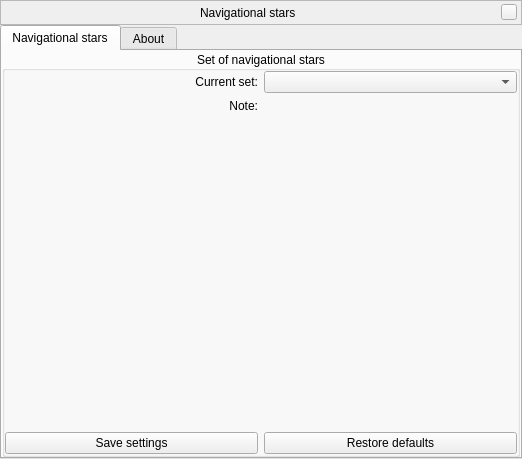
Old version of the form plugins/NavStars/src/gui/navStarsWindow.ui in the repository 519984307/stellarium_src.
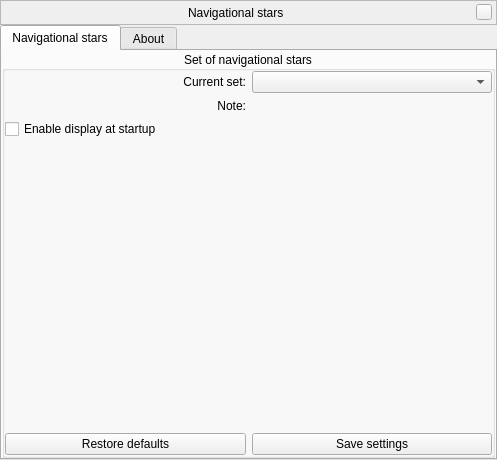
New version of the form. Custom widgets are drawn as their Qt base class.

Commit message: Added new option to the Navigational Stars plugin

Diff of the .ui file:
```diff
--- a/plugins/NavStars/src/gui/navStarsWindow.ui
+++ b/plugins/NavStars/src/gui/navStarsWindow.ui
@@ -6,8 +6,8 @@
    <rect>
     <x>0</x>
     <y>0</y>
-    <width>522</width>
-    <height>459</height>
+    <width>497</width>
+    <height>460</height>
    </rect>
   </property>
   <layout class="QVBoxLayout" name="verticalLayout">
@@ -231,6 +231,13 @@
             </item>
            </layout>
           </item>
+          <item>
+           <widget class="QCheckBox" name="displayAtStartupCheckBox">
+            <property name="text">
+             <string>Enable display at startup</string>
+            </property>
+           </widget>
+          </item>
           <item>
            <spacer name="verticalSpacer">
             <property name="orientation">
@@ -246,13 +253,6 @@
           </item>
           <item>
            <layout class="QHBoxLayout" name="horizontalLayoutNsSettings">
-            <item>
-             <widget class="QPushButton" name="pushButtonSave">
-              <property name="text">
-               <string>Save settings</string>
-              </property>
-             </widget>
-            </item>
             <item>
              <widget class="QPushButton" name="pushButtonReset">
               <property name="text">
@@ -260,6 +260,13 @@
               </property>
              </widget>
             </item>
+            <item>
+             <widget class="QPushButton" name="pushButtonSave">
+              <property name="text">
+               <string>Save settings</string>
+              </property>
+             </widget>
+            </item>
            </layout>
           </item>
          </layout>
```
The commit also changes 5 other files.
